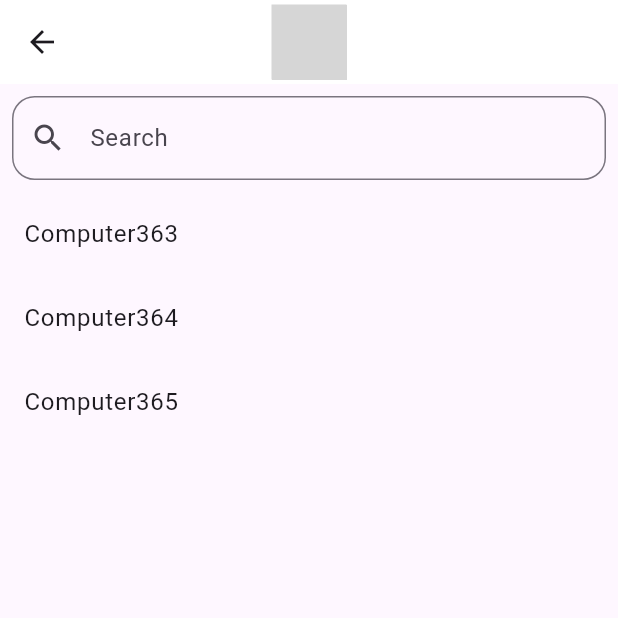
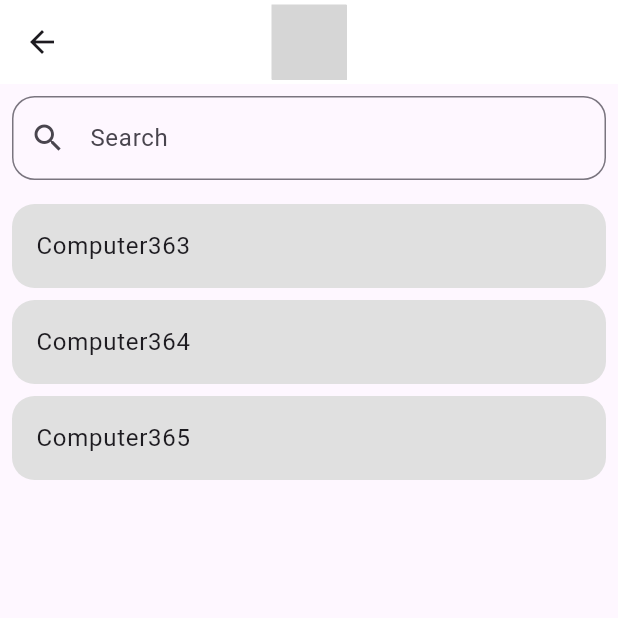
Before and after one commit to tauto1127/fish, a Flutter app: the PurposeExist screen opened by its route, on a phone screen of 412 x 824 dp, the top half of it. Run offline on Flutter 3.47's test engine with Material 3 defaults, Android fonts, the phone set to English and light mode, and no system bars; our stand-ins replace flutter_riverpod, flutter_svg, freezed_annotation, riverpod_annotation, routemaster; generated files the repository leaves out were written again; grey boxes are pictures that could not be loaded.

Commit message:
fix padding

```diff
--- a/lib/view/purpose_exist.dart
+++ b/lib/view/purpose_exist.dart
@@ -1,8 +1,6 @@
 import 'package:fish_hackathon/const/styles.dart';
 import 'package:fish_hackathon/main.dart';
-import 'package:fish_hackathon/model/map_element.dart';
 import 'package:fish_hackathon/view/navi_view.dart';
-import 'package:fish_hackathon/view_model/map_view_model.dart';
 import 'package:fish_hackathon/view_model/navi_view_model.dart';
 import 'package:fish_hackathon/view_model/purpose_exist_view_model.dart';
 import 'package:flutter/material.dart';
@@ -26,26 +24,40 @@ class PurposeExist extends StatelessWidget {
                     child: TextFormField(
                       decoration: MirasutaTextFormFieldDecoration,
                       onChanged: (value) {
-                        ref.read(purposeExistViewModelProvider.notifier).search(value);
+                        ref
+                            .read(purposeExistViewModelProvider.notifier)
+                            .search(value);
                       },
                     ),
                   ),
                   Expanded(
+                    child: Padding(
+                      padding: const EdgeInsets.all(8.0),
                       child: ListView.builder(
                         itemCount: state.length,
                         itemBuilder: (context, index) {
                           final element = state[index];
-                        return ListTile(
+                          return Padding(
+                            padding: const EdgeInsets.only(bottom: 8),
+                            child: ListTile(
+                              tileColor: Colors.grey[300],
+                              shape: RoundedRectangleBorder(
+                                  borderRadius: BorderRadius.circular(15)),
                               title: Text(element.room.name),
                               //subtitle: Text("(${element.x}, ${element.y})"),
                               onTap: () {
-                            ref.read(naviViewModelProvider.notifier).setDestination(element.room);
-                            Navigator.of(context).push(MaterialPageRoute(builder: (context) {
+                                ref
+                                    .read(naviViewModelProvider.notifier)
+                                    .setDestination(element.room);
+                                Navigator.of(context)
+                                    .push(MaterialPageRoute(builder: (context) {
                                   return const NaviView();
                                 }));
                               },
+                            ),
                           );
                         },
+                      ),
                     ),
                   ),
                 ],
```
Lines whose indentation alone changed are shown as unchanged.
